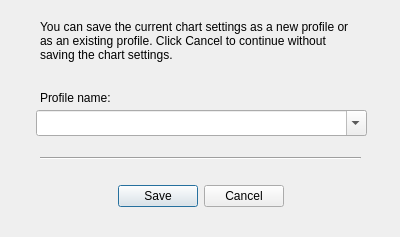
The window that saveprofiledialog.ui (Obson/MicroSim-GUI) describes before a commit, drawn with Qt 5.
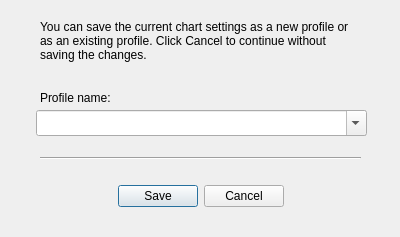
The same window after the commit.

```diff
--- a/saveprofiledialog.ui
+++ b/saveprofiledialog.ui
@@ -42,7 +42,7 @@
     </rect>
    </property>
    <property name="text">
-    <string>You can save the current chart settings as a new profile or as an existing profile. Click Cancel to continue without saving the chart settings.</string>
+    <string>You can save the current chart settings as a new profile or as an existing profile. Click Cancel to continue without saving the changes.</string>
    </property>
    <property name="alignment">
     <set>Qt::AlignLeading|Qt::AlignLeft|Qt::AlignTop</set>
```
